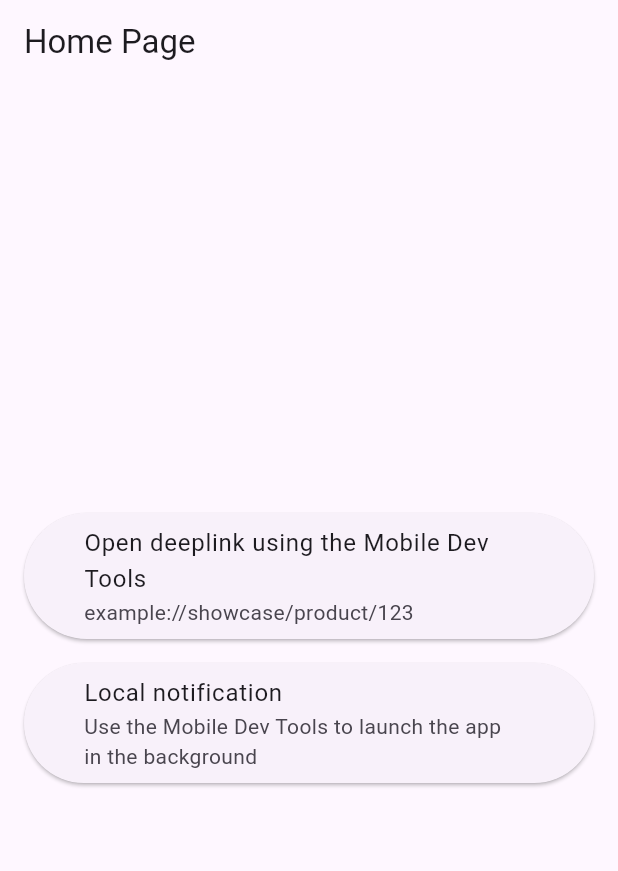
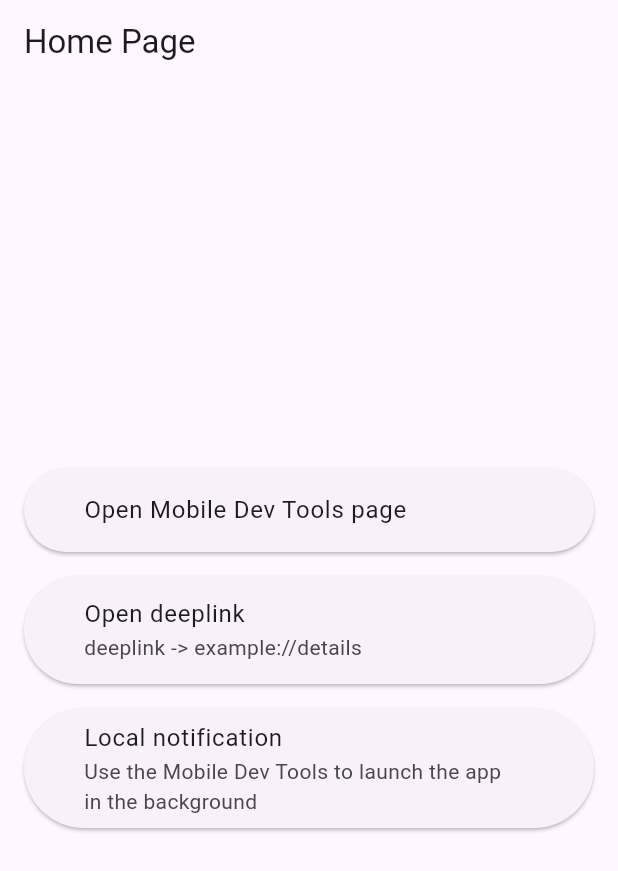
Before and after one commit to emanuel-braz/mobile_dev_tools_demo, a Flutter app: the screen it shows after launch, on a phone screen of 412 x 824 dp. Shown: the top 871 px of the screen. Run offline on Flutter 3.47's test engine with Material 3 defaults, Android fonts, the phone set to English and light mode, and no system bars.

Commit message:
refac: deeplink and fix initialLink

```diff
--- a/lib/main.dart
+++ b/lib/main.dart
@@ -1,7 +1,9 @@
 import 'package:flutter/material.dart';
 
-import 'src/utils/app_router.dart';
+import 'src/pages/detail_page.dart';
+import 'src/pages/home_page.dart';
 import 'src/utils/deep_link_handler.dart';
+import 'src/utils/navigator_util.dart';
 import 'src/utils/notification_handler.dart';
 
 void main() {
@@ -23,13 +25,18 @@ class MyApp extends StatelessWidget {
 
   @override
   Widget build(BuildContext context) {
-    return MaterialApp.router(
-      routerConfig: AppRouter.router,
+    return MaterialApp(
+      navigatorKey: NavigatorUtil.key,
       title: 'Mobile Dev Tools - VSCode',
       theme: ThemeData(
         colorScheme: ColorScheme.fromSeed(seedColor: Colors.deepPurple),
         useMaterial3: true,
       ),
+      initialRoute: '/',
+      routes: {
+        '/': (context) => const HomePage(),
+        '/details': (context) => const DetailsPage(),
+      },
     );
   }
 }
--- a/lib/src/pages/home_page.dart
+++ b/lib/src/pages/home_page.dart
@@ -1,10 +1,29 @@
 import 'package:flutter/material.dart';
 
+import '../utils/deep_link_handler.dart';
 import '../utils/launch_url.dart';
 import '../utils/notification_handler.dart';
 
-class HomePage extends StatelessWidget {
+class HomePage extends StatefulWidget {
   const HomePage({super.key});
+
+  @override
+  State<HomePage> createState() => _HomePageState();
+}
+
+class _HomePageState extends State<HomePage> {
+  @override
+  initState() {
+    super.initState();
+
+    WidgetsBinding.instance.addPostFrameCallback((_) {
+      if (DeeplinkHandler.hasInitialLink) {
+        final initialLink = DeeplinkHandler.initialLink;
+        final route = initialLink.split(':/').last;
+        Navigator.of(context).pushNamed(route);
+      }
+    });
+  }
 
   @override
   Widget build(BuildContext context) {
@@ -23,16 +42,24 @@ class HomePage extends StatelessWidget {
                 UrlLauncher.launchUrl('https://marketplace.visualstudio.com/items?itemName=emanuel-braz.deeplink');
               },
               child: const ListTile(
-                title: Text('Open deeplink using the Mobile Dev Tools'),
-                subtitle: Text('example://showcase/product/123'),
+                title: Text('Open Mobile Dev Tools page'),
+              ),
+            ),
+            ElevatedButton(
+              onPressed: () {
+                UrlLauncher.launchUrl('example://details');
+              },
+              child: const ListTile(
+                title: Text('Open deeplink'),
+                subtitle: Text('deeplink -> example://details'),
               ),
             ),
             ElevatedButton(
               onPressed: () {
                 NotificationHandler.scheduleNotification(
                   {
-                    'title': 'Local Notification MethodChannel',
-                    'body': 'Using userInfo to send data',
+                    'title': 'Send Local Notification',
+                    'body': 'Using userInfo to pass data',
                     'userInfo': {
                       'myString': 'foo',
                       'myJson': {'name': 'Emanuel', 'lastName': 'Braz'},
--- a/lib/src/utils/app_router.dart
+++ /dev/null
@@ -1,27 +0,0 @@
-import 'package:flutter/material.dart';
-import 'package:go_router/go_router.dart';
-
-import '../pages/detail_page.dart';
-import '../pages/home_page.dart';
-import 'navigator_util.dart';
-
-class AppRouter {
-  static final router = GoRouter(
-    navigatorKey: NavigatorUtil.key,
-    routes: [
-      GoRoute(
-        path: '/',
-        builder: (BuildContext context, GoRouterState state) {
-          return const HomePage();
-        },
-      ),
-      GoRoute(
-        path: '/showcase/product/:productId',
-        builder: (BuildContext context, GoRouterState state) {
-          final productId = state.pathParameters['productId'];
-          return DetailsPage(productId: productId);
-        },
-      ),
-    ],
-  );
-}
--- a/pubspec.yaml
+++ b/pubspec.yaml
@@ -1,6 +1,6 @@
 name: vscode_example
 description: "A new Flutter project."
-publish_to: 'none' # Remove this line if you wish to publish to pub.dev
+publish_to: 'none'
 version: 1.0.0+1
 
 environment:
@@ -9,8 +9,6 @@ environment:
 dependencies:
   flutter:
     sdk: flutter
-  cupertino_icons: ^1.0.6
-  go_router: ^14.2.1
 
 dev_dependencies:
   flutter_test:
```
Also changed, not shown: lib/src/pages/detail_page.dart (+6 -17 lines), lib/src/utils/deep_link_handler.dart (+21 -14 lines), pubspec.lock.
